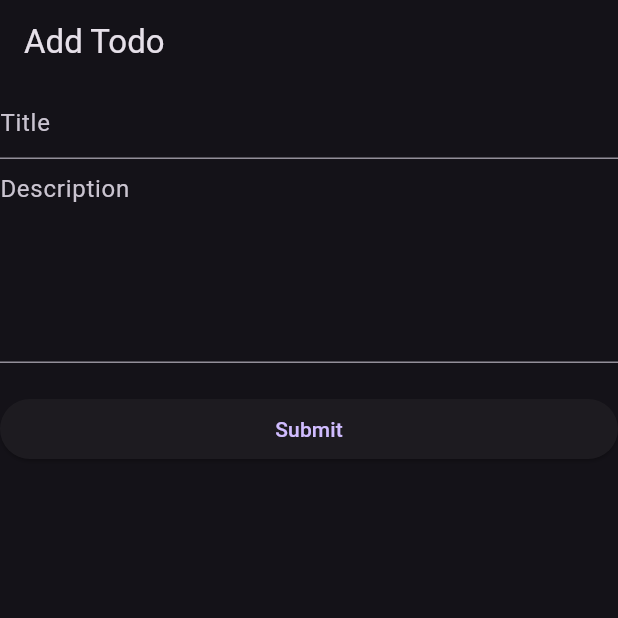
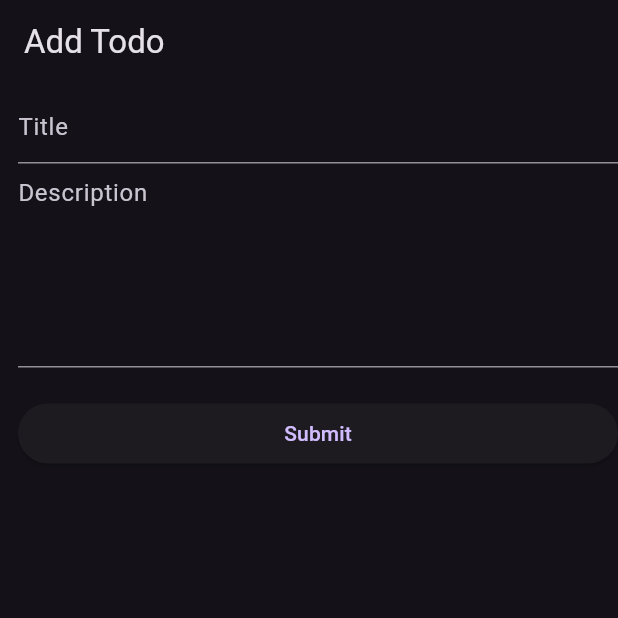
Before and after one commit to Piyushbhatt7/To_Do_App, a Flutter app: the AddingTodoPage screen opened directly, on a phone screen of 412 x 824 dp, the top half of it. Run offline on Flutter 3.47's test engine with Material 3 defaults, Android fonts, the phone set to English and light mode, and no system bars.

```diff
--- a/lib/adding_page.dart
+++ b/lib/adding_page.dart
@@ -19,7 +19,7 @@ class _AddingTodoPageState extends State<AddingTodoPage> {
         title: Text('Add Todo'),
       ),
       body: ListView(
-        padding: EdgeInsets.only(top: 2.0),
+        padding: EdgeInsets.only(top: 5.0, left: 12.0),
         children: [
           TextField(
             controller: titleController,
```
